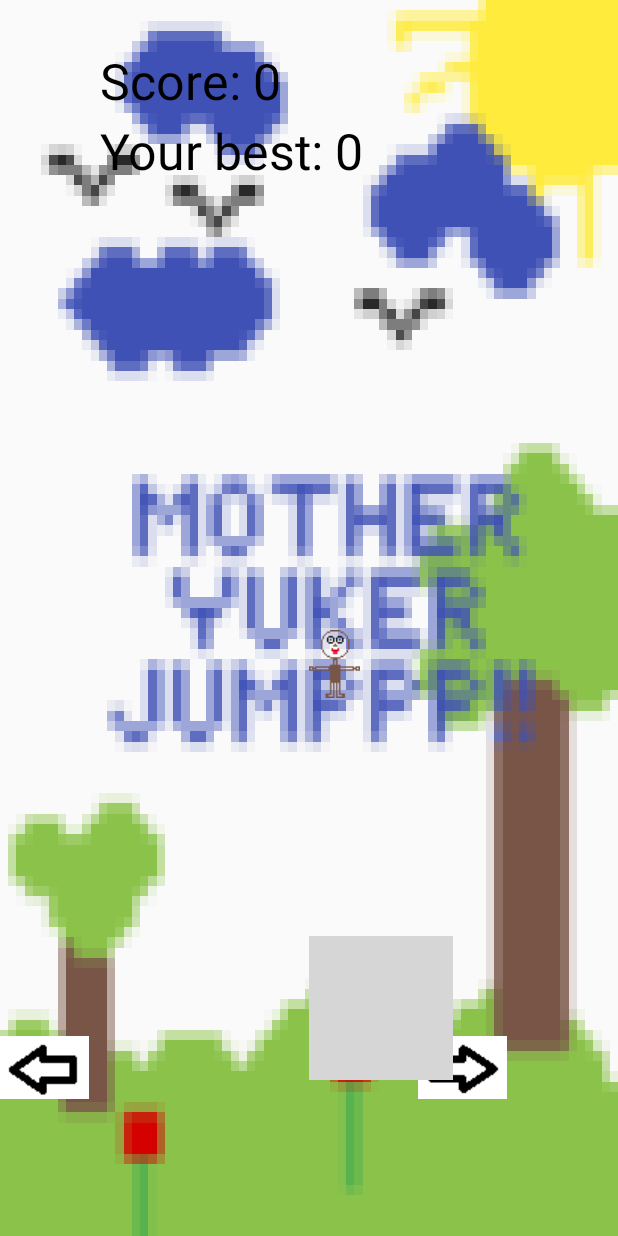
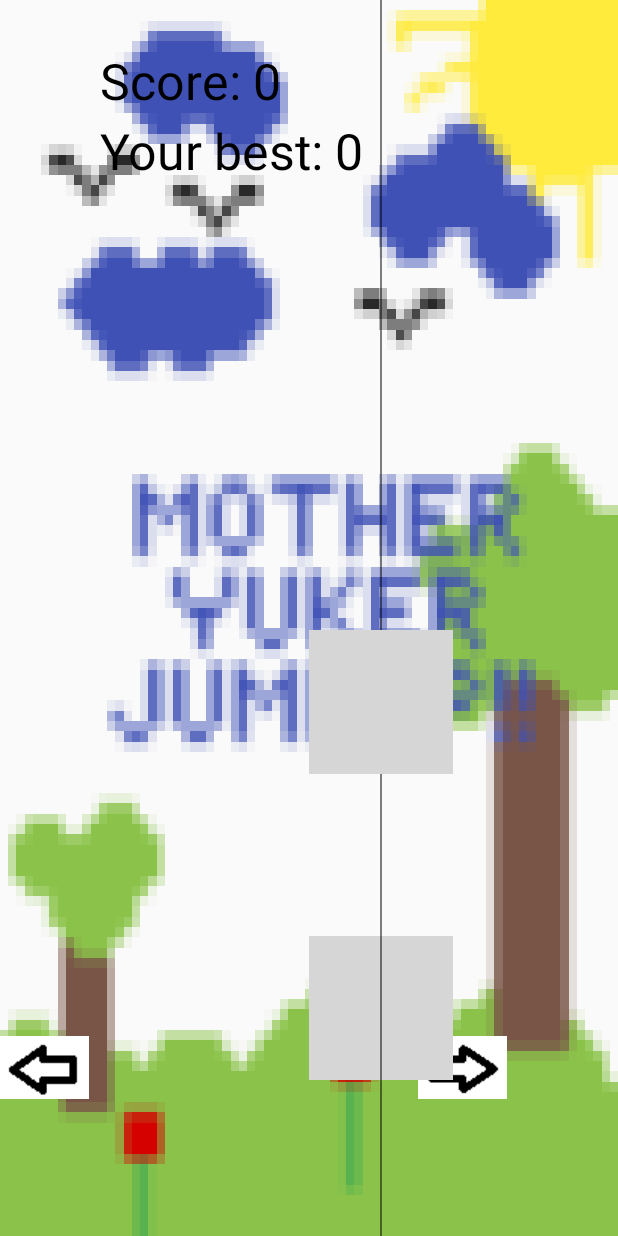
Before and after one commit to Petrovolt/DoodleJump, an Android app: the startGame screen opened directly, with no data from a screen before it, on a phone screen of 412 x 824 dp. Run offline under Robolectric (Android 15) with nearby library versions, the phone set to English and light mode, and no system bars.

Commit message:
fixed some issues organized code a little

```diff
--- a/app/src/main/AndroidManifest.xml
+++ b/app/src/main/AndroidManifest.xml
@@ -5,7 +5,7 @@
     <application
         android:allowBackup="true"
         android:icon="@mipmap/logo"
-        android:label="@string/app_name"
+        android:label="MotherYukkerJUMP"
         android:roundIcon="@mipmap/logo"
         android:supportsRtl="true"
         android:theme="@style/AppTheme">
--- a/app/src/main/java/com/example/doodlejump/GameView.java
+++ b/app/src/main/java/com/example/doodlejump/GameView.java
@@ -27,30 +27,26 @@ public class GameView extends View { //custom view class
     Handler handler;
     Runnable runnable;
     final long tick=20; //ms
-    Bitmap background;
-    Bitmap leftArrow,rightArrow;
+    Bitmap background,leftArrow,rightArrow;
     Display display;
     Point point;
     int dWidth,dHeight; //width and height of device
     Rect rect;
     Bitmap[] doodles;
     int guyFrame=0;
-    double velocity=0;
-    double gravity=2;
-    double guyX,guyY;
+    double velocity=0,gravity=2,guyX,guyY,hardness=0;
     Bitmap[] platforms = new Bitmap[4];
     double platformX,platformY;
     boolean lose=false;
-    int score = 0;
-    int maxScore;
+    int score = 0,maxScore;
     Random rand = new Random();
     final Paint sc = new Paint();
     int platformnum=rand.nextInt(4);
-    MediaPlayer mp = MediaPlayer.create(getContext(),R.raw.jump);
+    MediaPlayer jump = MediaPlayer.create(getContext(),R.raw.jump);
     SharedPreferences sp = getContext().getSharedPreferences("maxScore",0);
     MediaPlayer[] deathSound = new MediaPlayer[2];
-    double hardness=0;
     MediaPlayer bg = MediaPlayer.create(getContext(),R.raw.bg);
+
 
     public GameView(Context context)
     {
@@ -72,8 +68,13 @@ public class GameView extends View { //custom view class
                 }
             }
         };
+        /*
+        --------Game initialization----------
+         */
+        bg.setVolume((float)0.2,(float)0.2);
+        bg.setLooping(true);
         bg.start();
-        maxScore = sp.getInt("maxScore",0);
+        maxScore = sp.getInt("maxScore",0); //reading maxscore from files
         background= BitmapFactory.decodeResource(getResources(),R.drawable.bg);
         leftArrow=BitmapFactory.decodeResource(getResources(),R.drawable.leftarrow);
         rightArrow=BitmapFactory.decodeResource(getResources(),R.drawable.rightarrow);
@@ -81,68 +82,84 @@ public class GameView extends View { //custom view class
         platforms[1]=BitmapFactory.decodeResource(getResources(),R.drawable.platform2);
         platforms[2]=BitmapFactory.decodeResource(getResources(),R.drawable.platform3);
         platforms[3]=BitmapFactory.decodeResource(getResources(),R.drawable.platform4);
+        /*
+                Getting device dimensions
+         */
         display = ((Activity)getContext()).getWindowManager().getDefaultDisplay();
         point = new Point();
         display.getSize(point);
         dWidth=point.x;
         dHeight=point.y;
+        /*
+               --------------------------
+         */
         rect= new Rect(0,0,dWidth,dHeight);
-        doodles=new Bitmap[2];
-        doodles[0] =  BitmapFactory.decodeResource(getResources(),R.drawable.guy);
-        doodles[1] =  BitmapFactory.decodeResource(getResources(),R.drawable.guy2); //jumping anim
+        doodles=new Bitmap[3]; //3 animation moves
+        doodles[0] =  BitmapFactory.decodeResource(getResources(),R.drawable.up);
+        doodles[1] = BitmapFactory.decodeResource(getResources(),R.drawable.down);
+        doodles[2] =  BitmapFactory.decodeResource(getResources(),R.drawable.guy2); //jumping anim
         guyX=dWidth/2;
         guyY=dHeight/2;
         platformX=dWidth/2;
         platformY=dHeight-300;
         deathSound[0]=MediaPlayer.create(getContext(),R.raw.die);
         deathSound[1]=MediaPlayer.create(getContext(),R.raw.die2);
+        /*
+        --------Game initialization----------
+         */
     }
 
     @Override
     protected void onDraw(final Canvas canvas) { //draw views here
         super.onDraw(canvas);
-
         canvas.drawBitmap(background,null,rect,null);
         canvas.drawBitmap(leftArrow,0,dHeight-200,null);
         canvas.drawBitmap(rightArrow,dWidth-200,dHeight-200,null);
         canvas.drawBitmap(platforms[platformnum],(float)platformX,(float)platformY,null);
+        canvas.drawLine((float)platformX+platforms[platformnum].getWidth()/2,0,(float)platformX+platforms[platformnum].getWidth()/2,dHeight,new Paint());
         handler.postDelayed(runnable,tick);
         sc.setColor(Color.BLACK);
         sc.setTextSize(50);
         canvas.drawText("Score: "+score,100,100,sc);
-        sc.setColor(Color.BLACK);
-        sc.setTextSize(50);
         canvas.drawText("Your best: "+maxScore,100,170,sc);
-        canvas.drawBitmap(doodles[0],(float)guyX,(float)guyY,null); // animation.....
-       // canvas.drawBitmap(doodles[0],(float)guyX,(float)guyY,null);
-        guyY+=velocity+gravity;
-        Log.d("Info:","GuyY: " + guyY + "Platform Y: "+(platformY-doodles[0].getHeight()));
-        boolean oneTime=false;
-        if (guyY>=platformY-doodles[0].getHeight()&&guyX>=platformX-doodles[0].getWidth()&&guyY<platformY-doodles[0].getHeight()+60&&guyX<=platformX+platforms[platformnum].getWidth()&&oneTime==false)
+        boolean oneTime=false; //to hit platform only 1 time
+        //-------draw movement up/down-------
+        if (velocity>0)
+            canvas.drawBitmap(doodles[1],(float)guyX,(float)guyY,null); //going down
+
+        else
+            canvas.drawBitmap(doodles[0],(float)guyX,(float)guyY,null); //going up
+        //----------------------------------
+        guyY+=velocity+gravity; //calculating guy vertical position
+
+        if (guyY>=platformY-doodles[0].getHeight()&&guyX>=platformX-doodles[0].getWidth()&&
+                guyY<platformY-doodles[0].getHeight()+60&&guyX<=platformX+platforms[platformnum].getWidth()&&oneTime==false) //if got to platform position and +60 for ondraw callsz
         {
-            canvas.drawBitmap(doodles[1],(float)guyX,(float)guyY,null);
-            mp.start();
+
+            canvas.drawBitmap(doodles[1],(float)guyX,(float)guyY,null); //animation
+            Log.d("Positions","GuyX: "+(guyX-doodles[0].getWidth()/2)+"PlatformX: " + platformX + "platform middle: " + platformX+platforms[platformnum].getWidth()/2); //delete later
+            if (guyX-doodles[0].getWidth()/2<=(platformX-platforms[platformnum].getWidth()/2)+doodles[0].getWidth()/2&&
+                    guyX-doodles[0].getWidth()/2>=(platformX-platforms[platformnum].getWidth()/2)-doodles[0].getWidth()/2) //if guy hits middle of platform get bonus score
+            {
+                Log.d("Middle","hit middle"); //remove later
+                score+=100;
+            }
+            jump.start();
             velocity=0;
-            velocity-=50;
-            hardness+=0.3;
-            platformX=new Random().nextInt(dWidth-platforms[platformnum].getWidth()-platforms[platformnum].getWidth())+platforms[platformnum].getWidth();
-          //  platformY=new Random().nextInt(dHeight/2)+dHeight/2-200;
+            velocity-=55; //jumping
+            hardness+=0.05; //increasing hardness with each jump
+            platformX=new Random().nextInt(dWidth-platforms[platformnum].getWidth()-platforms[platformnum].getWidth())+platforms[platformnum].getWidth(); //getting random next plat position
+            //platformY=new Random().nextInt((int)(dHeight-300-guyY))+(guyY); //getting new y position (optional)
             oneTime=true;
             score+=10;
-            platformnum=rand.nextInt(4);
+            platformnum=rand.nextInt(4); //next platform size will be randomized
             if (maxScore<score) { maxScore=score; sp.edit().putInt("maxScore",maxScore).commit(); //SAVE MAXSCORE ON DEVICE
             }
         }
         velocity= velocity + gravity+hardness;
         if (guyY>dHeight) //reset game here
         {
-           /* final Paint p = new Paint();
-            p.setColor(Color.BLACK);
-            p.setTextSize(50);
-            canvas.drawText("You lost",dWidth/2,dHeight/2,p);
-            Bitmap reset = BitmapFactory.decodeResource(getResources(),R.drawable.reset);
-            canvas.drawBitmap(reset,dWidth/2,dHeight/2,null);*/
-           deathSound[new Random().nextInt(2)].start();
+           deathSound[new Random().nextInt(2)].start(); //choose random death sound
             score=0;
             lose=true;
 
@@ -151,14 +168,16 @@ public class GameView extends View { //custom view class
     }
 
     @Override
-    public boolean onTouchEvent(MotionEvent event) {
+    public boolean onTouchEvent(MotionEvent event) { //for arrow keys
         if (event.getX()>0&&event.getX()< leftArrow.getWidth())
         {
-            guyX-=10;
+            guyX-=dWidth/40;
+            if (guyX<0) guyX=dWidth; //change size when going off wall
         }
         if (event.getX()>dWidth-200&&event.getX()< dWidth)
         {
-            guyX+=10;
+            guyX+=dWidth/40;
+            if (guyX>dWidth) guyX=0; //change size when going off wall
         }
         return true;
     }
--- a/app/src/main/java/com/example/doodlejump/startGame.java
+++ b/app/src/main/java/com/example/doodlejump/startGame.java
@@ -1,7 +1,6 @@
 package com.example.doodlejump;
 
 import android.app.Activity;
-import android.content.Intent;
 import android.os.Bundle;
 
 public class startGame extends Activity {
@@ -20,5 +19,6 @@ public class startGame extends Activity {
     protected void onDestroy() {
         super.onDestroy();
         gameView.bg.stop();
+
     }
 }
```
